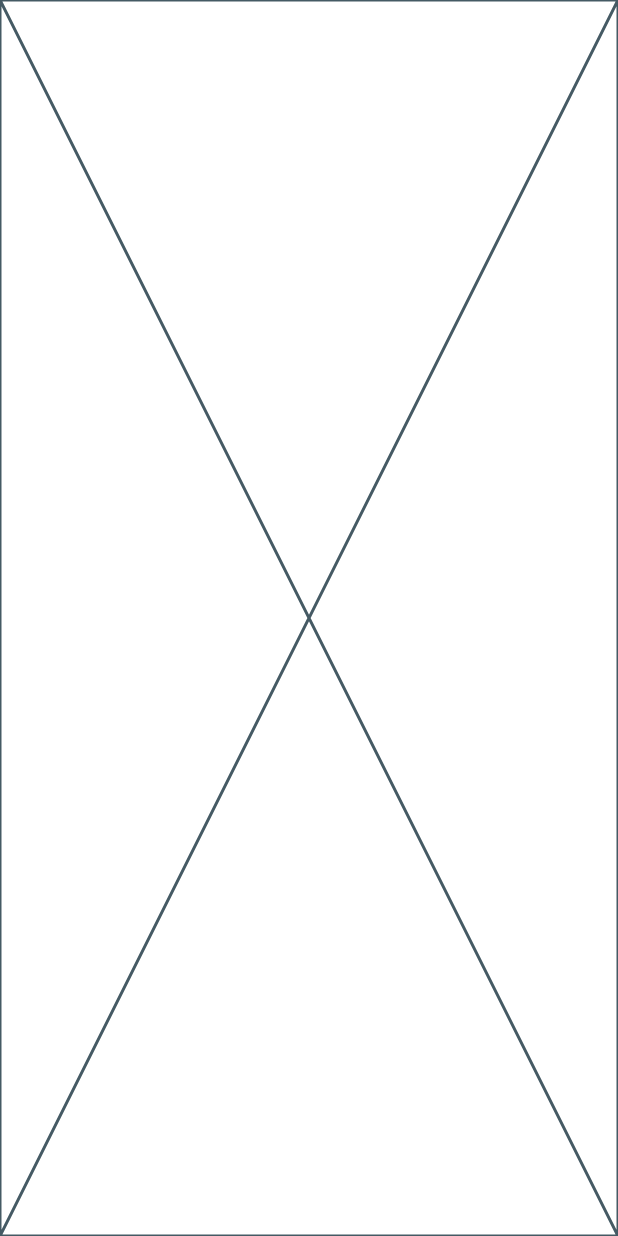
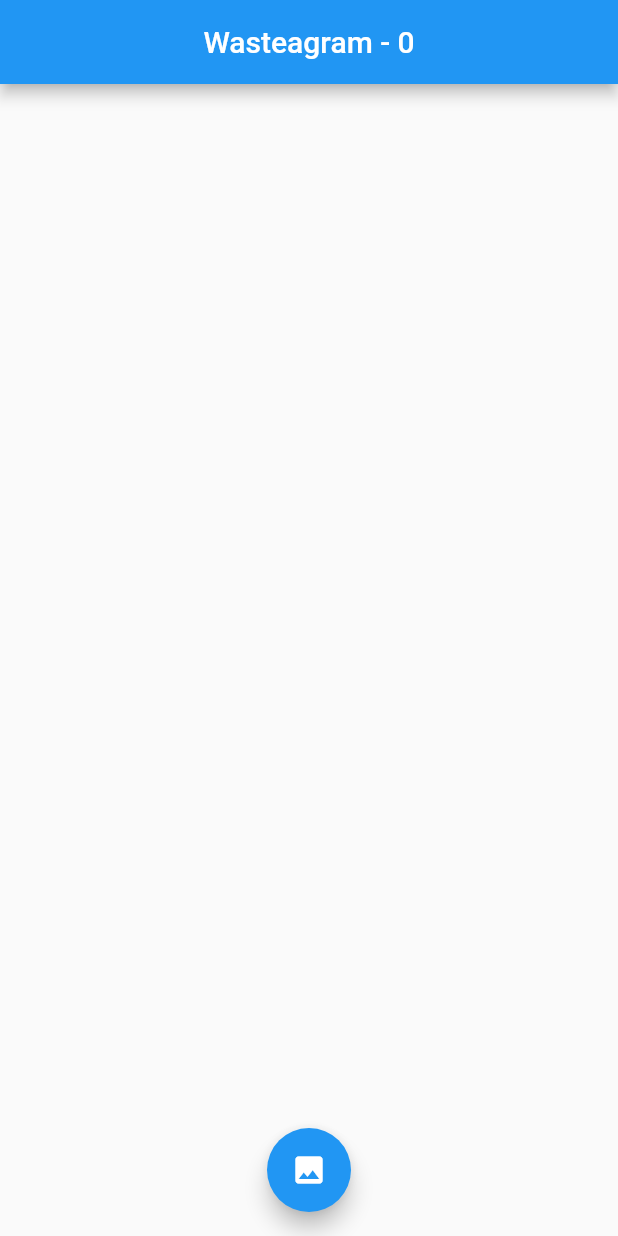
Before and after one commit to Rene-A/CS492_Wasteagram, a Flutter app: the screen it shows after launch, on a phone screen of 412 x 824 dp. Run offline on Flutter 3.47's test engine with Material 2 defaults, Android fonts, the phone set to English and light mode, and no system bars; our stand-ins replace cloud_firestore; accounts and stored records are empty.

Commit message:
Setting up the skeleton for the UI along with basic navigation.

```diff
--- a/lib/app.dart
+++ b/lib/app.dart
@@ -1,4 +1,5 @@
 import 'package:flutter/material.dart';
+import 'package:wasteagram/views/waste_post_list.dart';
 
 class App extends StatelessWidget {
   // This widget is the root of your application.
@@ -22,7 +23,7 @@ class App extends StatelessWidget {
         // closer together (more dense) than on mobile platforms.
         visualDensity: VisualDensity.adaptivePlatformDensity,
       ),
-      home: Placeholder(),
+      home: WastePostList(),
     );
   }
 }
--- a/lib/database/wasteagram_database.dart
+++ b/lib/database/wasteagram_database.dart
@@ -7,12 +7,12 @@ class WasteagramDatabase {
   static const String collectionName = 'posts';
 
   // Get the stream for the posts collection.
-  Stream<QuerySnapshot> get postsSnapshots {
+  static Stream<QuerySnapshot> get postsSnapshots {
     return Firestore.instance.collection(collectionName).snapshots();
   }
 
   // Saves the wasteagram to our database
-  void saveWasteagram(WastePost wasteagram) {
+  static void saveWasteagram(WastePost wasteagram) {
     // From lectures on Firebase/Firestore
     Firestore.instance.collection(collectionName).add({
       'date': wasteagram.date.toString(),
--- /dev/null
+++ b/lib/views/waste_post_list.dart
@@ -0,0 +1,84 @@
+import 'package:cloud_firestore/cloud_firestore.dart';
+import 'package:flutter/material.dart';
+import 'package:wasteagram/components/waste_post_tile.dart';
+import 'package:wasteagram/database/wasteagram_database.dart';
+import 'package:wasteagram/models/waste_post.dart';
+import 'package:wasteagram/views/waste_post_details.dart';
+import 'package:wasteagram/views/waste_post_form.dart';
+
+class WastePostList extends StatefulWidget {
+  @override
+  _WastePostListState createState() => _WastePostListState();
+}
+
+class _WastePostListState extends State<WastePostList> {
+
+  static const String title = 'Wasteagram';
+  int counter = 0;
+
+  @override
+  Widget build(BuildContext context) {
+    return Scaffold(
+      appBar: AppBar(
+        centerTitle: true,
+        title: Text(title + ' - ' + counter.toString()),
+      ),
+      body: StreamBuilder(
+        stream: WasteagramDatabase.postsSnapshots,
+        builder: (context, snapshot) {
+          if (!snapshot.hasData) {
+            return CircularProgressIndicator();
+          }
+          else {
+            // Apparently, listview.builder has a reverse property
+            // https://stackoverflow.com/questions/55095773/reverse-list-in-listview-builder-in-flutter
+            return ListView.builder(
+              itemCount: snapshot.data.documents.length,
+              itemBuilder: (context, index) {
+                return _buildWastePostTile(context, snapshot.data.documents[index]);
+              },
+            );
+          }
+        },
+      ),
+      floatingActionButton: _MyFloatingActionButton(),
+      floatingActionButtonLocation: FloatingActionButtonLocation.centerFloat,
+    );
+  }
+
+  Widget _buildWastePostTile(BuildContext context, DocumentSnapshot document) {
+    WastePost post = WastePost.fromDatabaseMap(map: document.data);
+
+    return WastePostTile(
+      post: post,
+      onTap: () => _pushWastePostDetails(context, post),
+    );
+  }
+
+  void _pushWastePostDetails(BuildContext context, WastePost post) {
+    Navigator.of(context).push(
+      MaterialPageRoute(
+        builder: (context) => WastePostDetails(post: post)
+      )
+    );
+  }
+}
+
+class _MyFloatingActionButton extends StatelessWidget {
+
+  @override
+  Widget build(BuildContext context) {
+    return FloatingActionButton(
+      onPressed: () => pushWastePostForm(context),
+      child: const Icon(Icons.photo),
+    );
+  }
+
+  void pushWastePostForm(BuildContext context) {
+    Navigator.of(context).push(
+      MaterialPageRoute(
+        builder: (context) => WastePostForm()
+      )
+    );
+  }
+}
--- a/pubspec.yaml
+++ b/pubspec.yaml
@@ -28,6 +28,9 @@ dependencies:
 
   flutter:
     sdk: flutter
+
+  # https://pub.dev/packages?q=intl%29
+  intl: ^0.16.1
 
 
   # The following adds the Cupertino Icons font to your application.
```
Also changed, not shown: lib/components/waste_post_tile.dart (added, +21 -0 lines), lib/models/waste_post.dart (+4 -4 lines), lib/util/format_date.dart (added, +15 -0 lines), lib/views/waste_post_details.dart (added, +13 -0 lines), lib/views/waste_post_form.dart (added, +13 -0 lines), lib/views/post_detail.dart (deleted), lib/views/post_list.dart (deleted), pubspec.lock, 1 other file.
